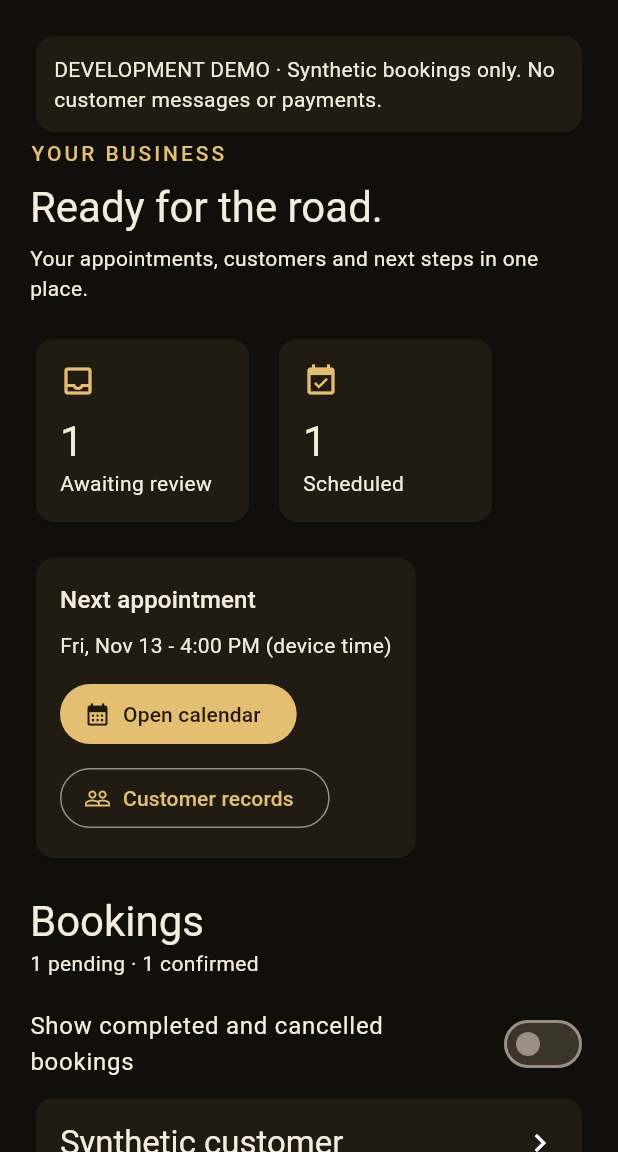
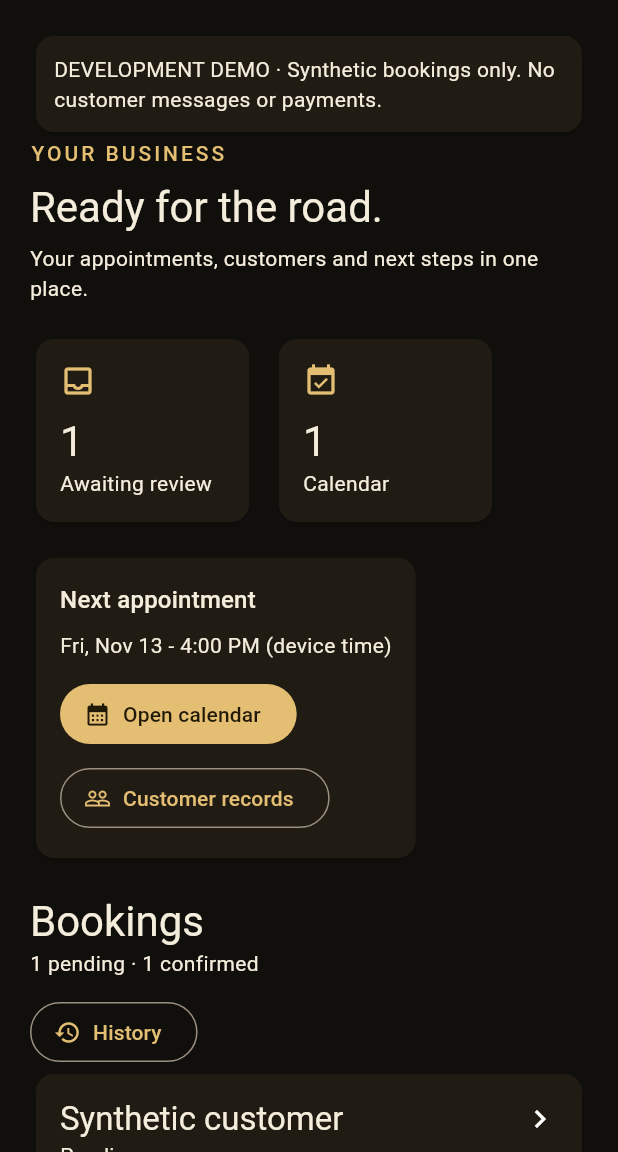
Before and after one commit to Huckleberry-Jon/baucomdetailing.com, a Flutter app: the screen it shows after launch, after a tap on "Open demo dashboard", on a phone screen of 412 x 824 dp, the part 84-1236 px from its top. Run offline on Flutter 3.47's test engine with Material 3 defaults, Android fonts, the phone set to English and light mode, and no system bars; our stand-ins replace image_picker, pdf, printing, timezone.

Commit message:
Make Home summaries actionable and separate booking history

```diff
--- a/apps/docdetailing_owner/lib/home_dashboard.dart
+++ b/apps/docdetailing_owner/lib/home_dashboard.dart
@@ -6,11 +6,12 @@ class HomeDashboard extends StatelessWidget {
     super.key,
     required this.bookings,
     required this.onCalendar,
+    required this.onAwaitingReview,
     required this.onCustomers,
     this.onWebsite,
   });
   final List<Booking> bookings;
-  final VoidCallback onCalendar, onCustomers;
+  final VoidCallback onCalendar, onCustomers, onAwaitingReview;
   final VoidCallback? onWebsite;
 
   @override
@@ -65,8 +66,15 @@ class HomeDashboard extends StatelessWidget {
               Icons.inbox_outlined,
               '$pending',
               'Awaiting review',
+              onAwaitingReview,
             ),
-            _summary(context, Icons.event_available, '$confirmed', 'Scheduled'),
+            _summary(
+              context,
+              Icons.event_available,
+              '$confirmed',
+              'Calendar',
+              onCalendar,
+            ),
           ],
         ),
         const SizedBox(height: 16),
@@ -113,11 +121,16 @@ class HomeDashboard extends StatelessWidget {
     IconData icon,
     String value,
     String label,
+    VoidCallback onTap,
   ) => Semantics(
     label: '$value $label',
+    button: true,
     child: SizedBox(
       width: 150,
       child: Card(
+        clipBehavior: Clip.antiAlias,
+        child: InkWell(
+          onTap: onTap,
           child: Padding(
             padding: const EdgeInsets.all(16),
             child: Column(
@@ -132,5 +145,6 @@ class HomeDashboard extends StatelessWidget {
           ),
         ),
       ),
+    ),
   );
 }
--- a/apps/docdetailing_owner/lib/main.dart
+++ b/apps/docdetailing_owner/lib/main.dart
@@ -13,6 +13,7 @@ import 'booking_details.dart';
 import 'business_time.dart';
 import 'jobs_screen.dart';
 import 'home_dashboard.dart';
+import 'booking_list_screen.dart';
 import 'website_link.dart';
 
 void main() {
@@ -62,7 +63,7 @@ class _OwnerHomeState extends State<OwnerHome> with WidgetsBindingObserver {
   final email = TextEditingController(),
       password = TextEditingController(),
       previewCode = TextEditingController();
-  bool signedIn = false, busy = false, showHistory = false;
+  bool signedIn = false, busy = false;
   String? error;
   List<Booking> rows = [];
   NativeNotifications? notifications;
@@ -214,6 +215,21 @@ class _OwnerHomeState extends State<OwnerHome> with WidgetsBindingObserver {
     );
     if (mounted && signedIn) await refresh();
   });
+
+  Future<void> openBookingList({required bool history}) async {
+    await Navigator.push<void>(
+      context,
+      MaterialPageRoute(
+        builder: (_) => BookingListScreen(
+          history: history,
+          initialBookings: rows,
+          load: widget.api.bookings,
+          onOpen: openBooking,
+        ),
+      ),
+    );
+    if (mounted && signedIn) await act(refresh);
+  }
 
   @override
   void dispose() {
@@ -450,6 +466,7 @@ class _OwnerHomeState extends State<OwnerHome> with WidgetsBindingObserver {
             ),
             HomeDashboard(
               bookings: rows,
+              onAwaitingReview: () => openBookingList(history: false),
               onWebsite: widget.api is HttpOwnerApi && !busy
                   ? () => act(
                       () =>
@@ -476,21 +493,21 @@ class _OwnerHomeState extends State<OwnerHome> with WidgetsBindingObserver {
               '${rows.where((b) => b.status == 'pending').length} pending · ${rows.where((b) => b.status == 'confirmed').length} confirmed',
             ),
             const SizedBox(height: 12),
-            SwitchListTile.adaptive(
-              contentPadding: EdgeInsets.zero,
-              title: const Text('Show completed and cancelled bookings'),
-              value: showHistory,
-              onChanged: (value) => setState(() => showHistory = value),
+            Align(
+              alignment: Alignment.centerLeft,
+              child: OutlinedButton.icon(
+                onPressed: busy ? null : () => openBookingList(history: true),
+                icon: const Icon(Icons.history),
+                label: const Text('History'),
+              ),
             ),
             if (rows
                 .where(
-                  (b) =>
-                      showHistory ||
-                      ![
-                        'cancelled',
-                        'completed',
-                        'declined',
-                      ].contains(b.status),
+                  (b) => ![
+                    'cancelled',
+                    'completed',
+                    'declined',
+                  ].contains(b.status),
                 )
                 .isEmpty)
               const Padding(
@@ -500,9 +517,7 @@ class _OwnerHomeState extends State<OwnerHome> with WidgetsBindingObserver {
                 ),
               ),
             for (final b in rows.where(
-              (b) =>
-                  showHistory ||
-                  !['cancelled', 'completed', 'declined'].contains(b.status),
+              (b) => !['cancelled', 'completed', 'declined'].contains(b.status),
             ))
               Card(
                 clipBehavior: Clip.antiAlias,
```
Also changed, not shown: apps/docdetailing_owner/lib/booking_list_screen.dart (added, +109 -0 lines), 2 other files. Lines whose indentation alone changed are shown as unchanged.
